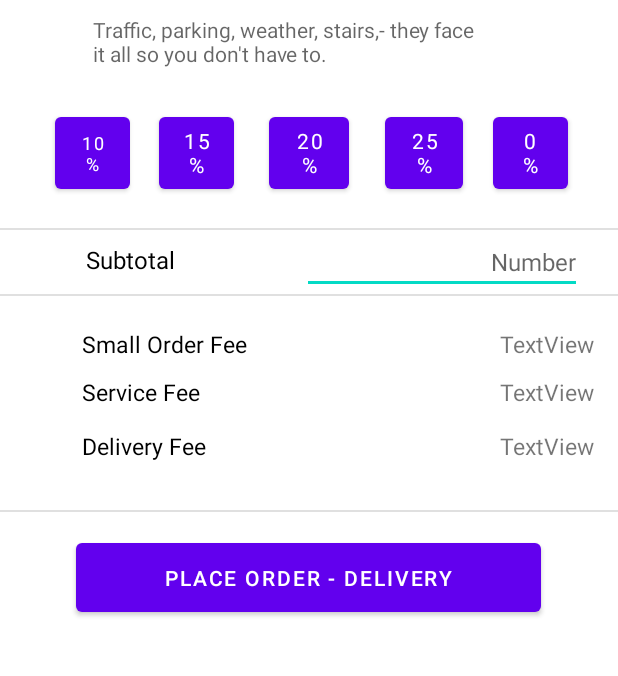
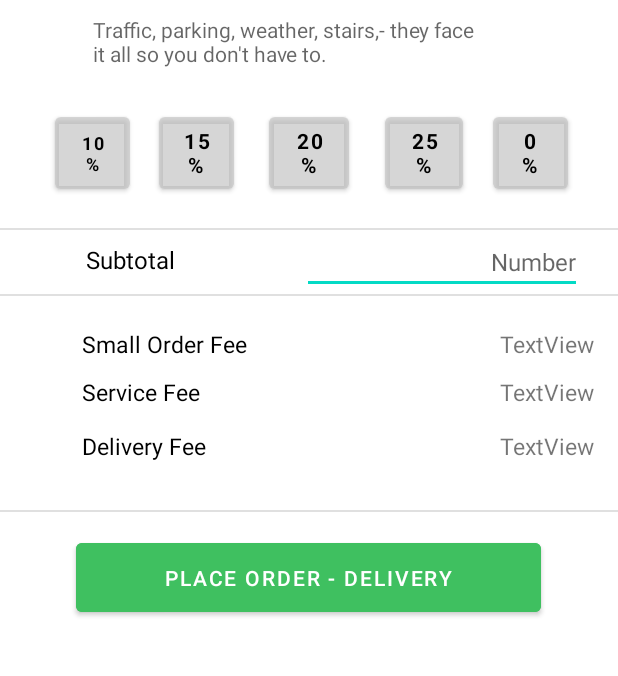
Before and after one commit to itsmonicalara/UberEats, an Android app: the screen it shows after launch (MainActivity), on a phone screen of 412 x 824 dp, the part 360-1036 px from its top. Run offline under Robolectric (Android 15) with nearby library versions, the phone set to English and light mode, and no system bars; Roboto replaces fonts that are not available here.

Commit message:
Final design 2.0

```diff
--- a/app/src/main/res/layout/activity_main.xml
+++ b/app/src/main/res/layout/activity_main.xml
@@ -160,9 +160,12 @@
         android:layout_width="50dp"
         android:layout_height="60dp"
         android:layout_marginBottom="8dp"
+        android:backgroundTint="#68BFBFBF"
         android:fontFamily="@font/maven_pro_medium"
         android:text="10%"
+        android:textColor="#000000"
         android:textSize="12sp"
+        android:textStyle="bold"
         app:layout_constraintBottom_toTopOf="@+id/guideline3"
         app:layout_constraintEnd_toEndOf="parent"
         app:layout_constraintHorizontal_bias="0.102"
@@ -173,8 +176,11 @@
         android:layout_width="50dp"
         android:layout_height="60dp"
         android:layout_marginBottom="8dp"
+        android:backgroundTint="#68BFBFBF"
         android:fontFamily="@font/maven_pro_medium"
         android:text="15%"
+        android:textColor="#000000"
+        android:textStyle="bold"
         app:layout_constraintBottom_toTopOf="@+id/guideline3"
         app:layout_constraintEnd_toEndOf="parent"
         app:layout_constraintHorizontal_bias="0.293"
@@ -185,8 +191,11 @@
         android:layout_width="53dp"
         android:layout_height="60dp"
         android:layout_marginBottom="8dp"
+        android:backgroundTint="#68BFBFBF"
         android:fontFamily="@font/maven_pro_medium"
         android:text="20%"
+        android:textColor="#000000"
+        android:textStyle="bold"
         app:layout_constraintBottom_toTopOf="@+id/guideline3"
         app:layout_constraintEnd_toEndOf="parent"
         app:layout_constraintStart_toStartOf="parent" />
@@ -196,8 +205,11 @@
         android:layout_width="52dp"
         android:layout_height="60dp"
         android:layout_marginBottom="8dp"
+        android:backgroundTint="#68BFBFBF"
         android:fontFamily="@font/maven_pro_medium"
         android:text="25%"
+        android:textColor="#000000"
+        android:textStyle="bold"
         app:layout_constraintBottom_toTopOf="@+id/guideline3"
         app:layout_constraintEnd_toEndOf="parent"
         app:layout_constraintHorizontal_bias="0.713"
@@ -208,8 +220,11 @@
         android:layout_width="50dp"
         android:layout_height="60dp"
         android:layout_marginBottom="8dp"
+        android:backgroundTint="#68BFBFBF"
         android:fontFamily="@font/maven_pro_medium"
         android:text="0%"
+        android:textColor="#000000"
+        android:textStyle="bold"
         app:layout_constraintBottom_toTopOf="@+id/guideline3"
         app:layout_constraintEnd_toEndOf="parent"
         app:layout_constraintHorizontal_bias="0.908"
@@ -332,6 +347,7 @@
         android:layout_width="310dp"
         android:layout_height="58dp"
         android:layout_marginTop="24dp"
+        android:backgroundTint="#3FC060"
         android:text="Place Order - Delivery"
         app:layout_constraintEnd_toEndOf="parent"
         app:layout_constraintHorizontal_bias="0.495"
```
